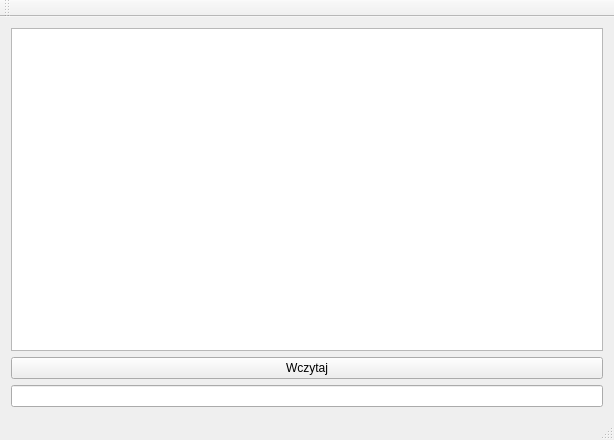
First picture: the form in mainwindow.ui, repository OtoshigamiX/SquareQuizzer, before the edit.
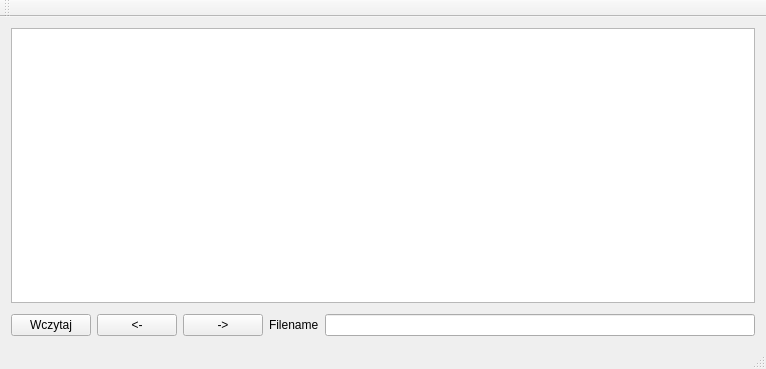
Second picture: the form after the edit.

```diff
--- a/mainwindow.ui
+++ b/mainwindow.ui
@@ -6,8 +6,8 @@
    <rect>
     <x>0</x>
     <y>0</y>
-    <width>614</width>
-    <height>440</height>
+    <width>766</width>
+    <height>369</height>
    </rect>
   </property>
   <property name="windowTitle">
@@ -26,16 +26,44 @@
      </widget>
     </item>
     <item>
+     <layout class="QHBoxLayout" name="horizontalLayout_2">
+      <property name="topMargin">
+       <number>5</number>
+      </property>
+      <item>
      <widget class="QPushButton" name="pushButton">
       <property name="text">
        <string>Wczytaj</string>
       </property>
      </widget>
     </item>
+      <item>
+       <widget class="QPushButton" name="previousButton">
+        <property name="text">
+         <string>&lt;-</string>
+        </property>
+       </widget>
+      </item>
+      <item>
+       <widget class="QPushButton" name="nextButton">
+        <property name="text">
+         <string>-&gt;</string>
+        </property>
+       </widget>
+      </item>
+      <item>
+       <widget class="QLabel" name="label">
+        <property name="text">
+         <string>Filename</string>
+        </property>
+       </widget>
+      </item>
     <item>
      <widget class="QLineEdit" name="lineEdit"/>
     </item>
    </layout>
+    </item>
+   </layout>
   </widget>
   <widget class="QMenuBar" name="menuBar">
    <property name="geometry">
```
Left out of the diff: 2 changed lines with no effect on the pictures. Lines whose indentation alone changed are shown as unchanged.
